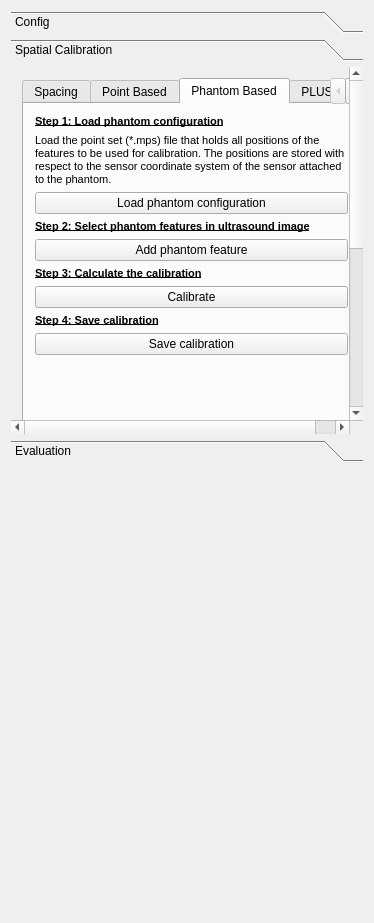
The window that Plugins/org.mitk.gui.qt.igt.app.echotrack/src/internal/QmitkUltrasoundCalibrationControls.ui (MITK/MITK) describes before a commit, drawn with Qt 5.
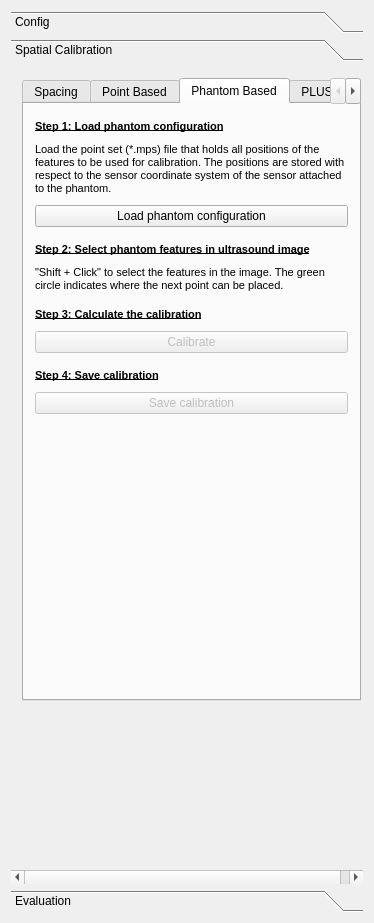
The same window after the commit. Custom widgets are drawn as their Qt base class.

Commit message:
Added helper structure to allow more accurate annotation of phantom features in the image.
Changed some UI parameters

The edit to the form file:
```diff
--- a/Plugins/org.mitk.gui.qt.igt.app.echotrack/src/internal/QmitkUltrasoundCalibrationControls.ui
+++ b/Plugins/org.mitk.gui.qt.igt.app.echotrack/src/internal/QmitkUltrasoundCalibrationControls.ui
@@ -22,8 +22,8 @@
   <property name="windowTitle">
    <string>QmitkTemplate</string>
   </property>
-  <layout class="QGridLayout" name="gridLayout_11">
-   <item row="0" column="0">
+  <layout class="QVBoxLayout" name="verticalLayout_9">
+   <item>
     <widget class="QToolBox" name="m_ToolBox">
      <property name="sizePolicy">
       <sizepolicy hsizetype="Preferred" vsizetype="Preferred">
@@ -67,8 +67,8 @@
        <rect>
         <x>0</x>
         <y>0</y>
-        <width>349</width>
-        <height>551</height>
+        <width>362</width>
+        <height>845</height>
        </rect>
       </property>
       <attribute name="label">
@@ -349,9 +349,18 @@
           <attribute name="title">
            <string>Phantom Based</string>
           </attribute>
-          <layout class="QVBoxLayout" name="verticalLayout_9">
+          <layout class="QVBoxLayout" name="verticalLayout_10">
            <item>
             <layout class="QVBoxLayout" name="verticalLayout">
+             <property name="spacing">
+              <number>10</number>
+             </property>
+             <property name="topMargin">
+              <number>5</number>
+             </property>
+             <property name="bottomMargin">
+              <number>5</number>
+             </property>
              <item>
               <widget class="QLabel" name="label_25">
                <property name="text">
@@ -388,6 +397,15 @@
            </item>
            <item>
             <layout class="QVBoxLayout" name="verticalLayout_3">
+             <property name="spacing">
+              <number>10</number>
+             </property>
+             <property name="topMargin">
+              <number>5</number>
+             </property>
+             <property name="bottomMargin">
+              <number>5</number>
+             </property>
              <item>
               <widget class="QLabel" name="label_28">
                <property name="text">
@@ -400,9 +418,16 @@
               </widget>
              </item>
              <item>
-              <widget class="QPushButton" name="m_CalibBtnAddUSCalibrationPointPhantom">
+              <widget class="QLabel" name="label_27">
                <property name="text">
-                <string>Add phantom feature</string>
+                <string>&lt;!DOCTYPE HTML PUBLIC &quot;-//W3C//DTD HTML 4.0//EN&quot; &quot;http://www.w3.org/TR/REC-html40/strict.dtd&quot;&gt;
+&lt;html&gt;&lt;head&gt;&lt;meta name=&quot;qrichtext&quot; content=&quot;1&quot; /&gt;&lt;style type=&quot;text/css&quot;&gt;
+p, li { white-space: pre-wrap; }
+&lt;/style&gt;&lt;/head&gt;&lt;body style=&quot; font-family:'MS Shell Dlg 2'; font-size:8pt; font-weight:400; font-style:normal;&quot;&gt;
+&lt;p style=&quot; margin-top:0px; margin-bottom:0px; margin-left:0px; margin-right:0px; -qt-block-indent:0; text-indent:0px;&quot;&gt;&amp;quot;Shift + Click&amp;quot; to select the features in the image. The green circle indicates where the next point can be placed.&lt;/p&gt;&lt;/body&gt;&lt;/html&gt;</string>
+               </property>
+               <property name="wordWrap">
+                <bool>true</bool>
                </property>
               </widget>
              </item>
@@ -410,6 +435,15 @@
            </item>
            <item>
             <layout class="QVBoxLayout" name="verticalLayout_4">
+             <property name="spacing">
+              <number>10</number>
+             </property>
+             <property name="topMargin">
+              <number>5</number>
+             </property>
+             <property name="bottomMargin">
+              <number>5</number>
+             </property>
              <item>
               <widget class="QLabel" name="label_29">
                <property name="text">
@@ -423,6 +457,9 @@
              </item>
              <item>
               <widget class="QPushButton" name="m_CalibBtnPerformPhantomCalibration">
+               <property name="enabled">
+                <bool>false</bool>
+               </property>
                <property name="text">
                 <string>Calibrate</string>
                </property>
@@ -432,6 +469,15 @@
            </item>
            <item>
             <layout class="QVBoxLayout" name="verticalLayout_5">
+             <property name="spacing">
+              <number>10</number>
+             </property>
+             <property name="topMargin">
+              <number>5</number>
+             </property>
+             <property name="bottomMargin">
+              <number>5</number>
+             </property>
              <item>
               <widget class="QLabel" name="label_30">
                <property name="text">
@@ -445,6 +491,9 @@
              </item>
              <item>
               <widget class="QPushButton" name="m_CalibBtnSavePhantomCalibration">
+               <property name="enabled">
+                <bool>false</bool>
+               </property>
                <property name="text">
                 <string>Save calibration</string>
                </property>
@@ -453,14 +502,14 @@
             </layout>
            </item>
            <item>
-            <spacer name="verticalSpacer_6">
+            <spacer name="verticalSpacer_5">
              <property name="orientation">
               <enum>Qt::Vertical</enum>
              </property>
              <property name="sizeHint" stdset="0">
               <size>
                <width>20</width>
-               <height>40</height>
+               <height>210</height>
               </size>
              </property>
             </spacer>
@@ -1024,19 +1073,6 @@
      </widget>
     </widget>
    </item>
-   <item row="1" column="0">
-    <spacer name="verticalSpacer_5">
-     <property name="orientation">
-      <enum>Qt::Vertical</enum>
-     </property>
-     <property name="sizeHint" stdset="0">
-      <size>
-       <width>20</width>
-       <height>40</height>
-      </size>
-     </property>
-    </spacer>
-   </item>
   </layout>
  </widget>
  <layoutdefault spacing="6" margin="11"/>
```
Left out of the diff: 6 changed lines with no effect on the pictures. The commit also changes 2 other files.
